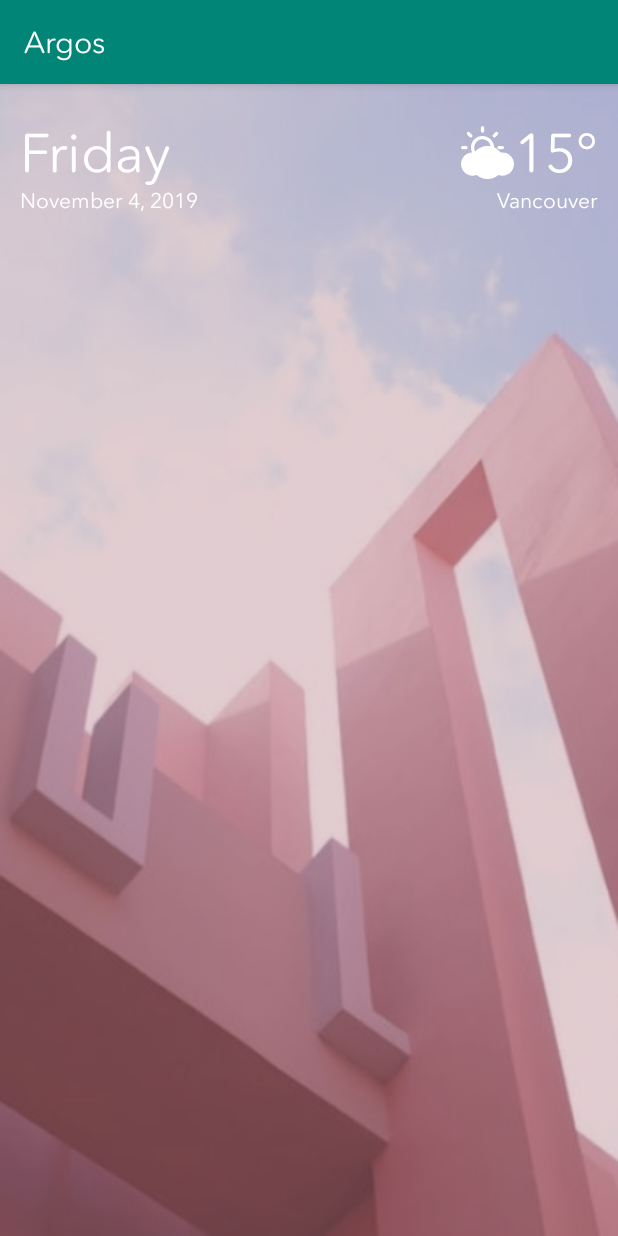
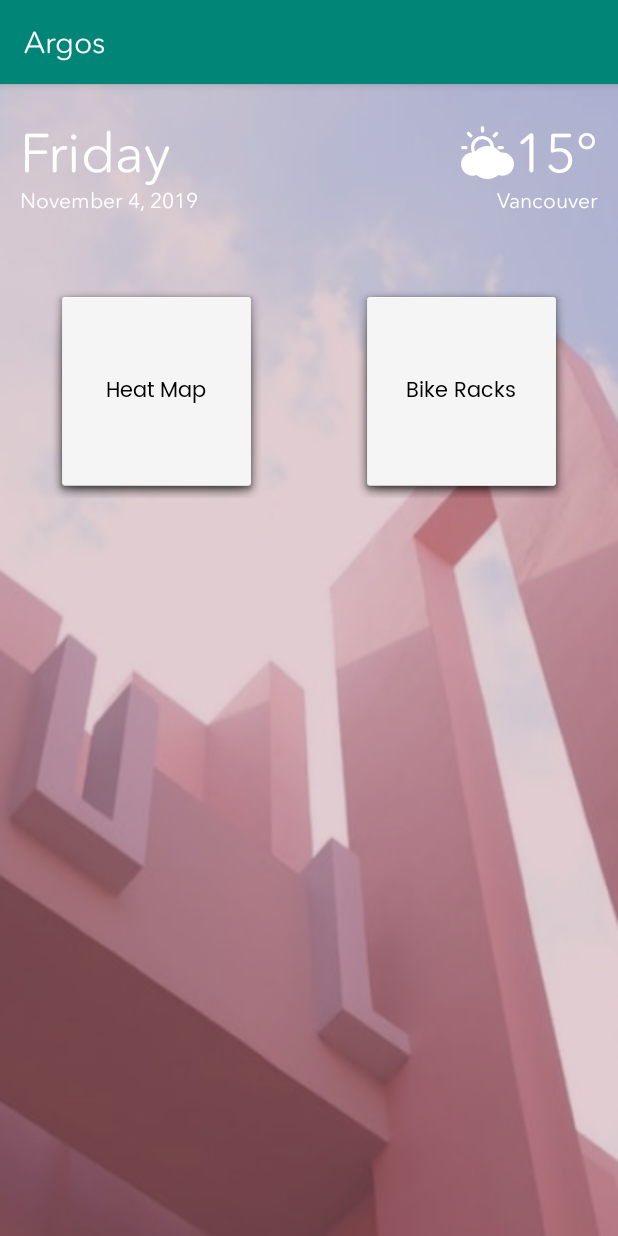
Before and after one commit to Lng123/Argos, an Android app: the screen it shows after launch (MainActivity), on a phone screen of 412 x 824 dp. Run offline under Robolectric (Android 15) with nearby library versions, the phone set to English and light mode, and no system bars.

Commit message:
Added simple buttons with no functionality yet

```diff
--- a/app/src/main/res/layout/activity_main.xml
+++ b/app/src/main/res/layout/activity_main.xml
@@ -24,7 +24,7 @@
                     android:layout_height="wrap_content"
                     android:layout_weight="1"
                     android:fontFamily="@font/avenir"
-                    android:text="@string/weekday"
+                    android:text="@string/tvWeekday"
                     android:textColor="@android:color/white"
                     android:textSize="36sp" />
 
@@ -42,7 +42,7 @@
                     android:layout_height="wrap_content"
                     android:layout_gravity="end"
                     android:fontFamily="@font/avenir"
-                    android:text="@string/temperature"
+                    android:text="@string/tvTemperature"
                     android:textAlignment="viewEnd"
                     android:textColor="@android:color/white"
                     android:textSize="36sp" />
@@ -55,14 +55,15 @@
             android:layout_width="match_parent"
             android:layout_height="wrap_content"
             android:layout_marginStart="13dp"
-            android:layout_marginEnd="13dp">
+            android:layout_marginEnd="13dp"
+            android:layout_marginBottom="47dp">
 
                 <TextView
                     android:id="@+id/tvFullDate"
                     android:layout_width="0dp"
                     android:layout_height="wrap_content"
                     android:layout_weight="1"
-                    android:text="@string/fullDate" />
+                    android:text="@string/tvFullDate" />
 
                 <TextView
                     android:id="@+id/tvCity"
@@ -70,7 +71,30 @@
                     android:layout_height="wrap_content"
                     android:textAlignment="textEnd"
                     android:layout_weight="1"
-                    android:text="@string/city" />
+                    android:text="@string/tvCity" />
 
         </LinearLayout>
+
+
+        <RelativeLayout
+            android:layout_width="match_parent"
+            android:layout_height="403dp"
+            android:layout_marginStart="33dp"
+            android:layout_marginEnd="33dp"
+            android:orientation="horizontal">
+
+                <Button
+                    android:id="@+id/btnHeatMap"
+                    style="@style/SquareButton"
+                    android:layout_alignParentStart="true"
+                    android:text="@string/btnHeatMap" />
+
+                <Button
+                    android:id="@+id/btnBikeRacks"
+                    style="@style/SquareButton"
+                    android:layout_alignParentRight="true"
+                    android:text="@string/btnBikeRacks" />
+
+        </RelativeLayout>
+
 </LinearLayout>
--- a/app/src/main/res/values/strings.xml
+++ b/app/src/main/res/values/strings.xml
@@ -1,8 +1,10 @@
 <resources>
     <string name="app_name">Argos</string>
-    <string name="weekday">Friday</string>
-    <string name="fullDate">November 4, 2019</string>
+    <string name="tvWeekday">Friday</string>
+    <string name="tvFullDate">November 4, 2019</string>
     <string name="descWeatherIcon">Weather icon</string>
-    <string name="temperature">15°</string>
-    <string name="city">Vancouver</string>
+    <string name="tvTemperature">15°</string>
+    <string name="tvCity">Vancouver</string>
+    <string name="btnHeatMap">Heat Map</string>
+    <string name="btnBikeRacks">Bike Racks</string>
 </resources>
--- a/app/src/main/res/values/styles.xml
+++ b/app/src/main/res/values/styles.xml
@@ -10,4 +10,13 @@
         <item name="android:fontFamily">@font/avenir</item>
     </style>
 
+    <style name="SquareButton">
+        <item name="android:textColor">#000</item>
+        <item name="android:background">@android:drawable/dialog_holo_light_frame</item>
+        <item name="android:layout_width">142dp</item>
+        <item name="android:layout_height">142dp</item>
+        <item name="android:radius">20px</item>
+        <item name="android:fontFamily">@font/poppins</item>
+        <item name="android:textAllCaps">false</item>
+    </style>
 </resources>
```
